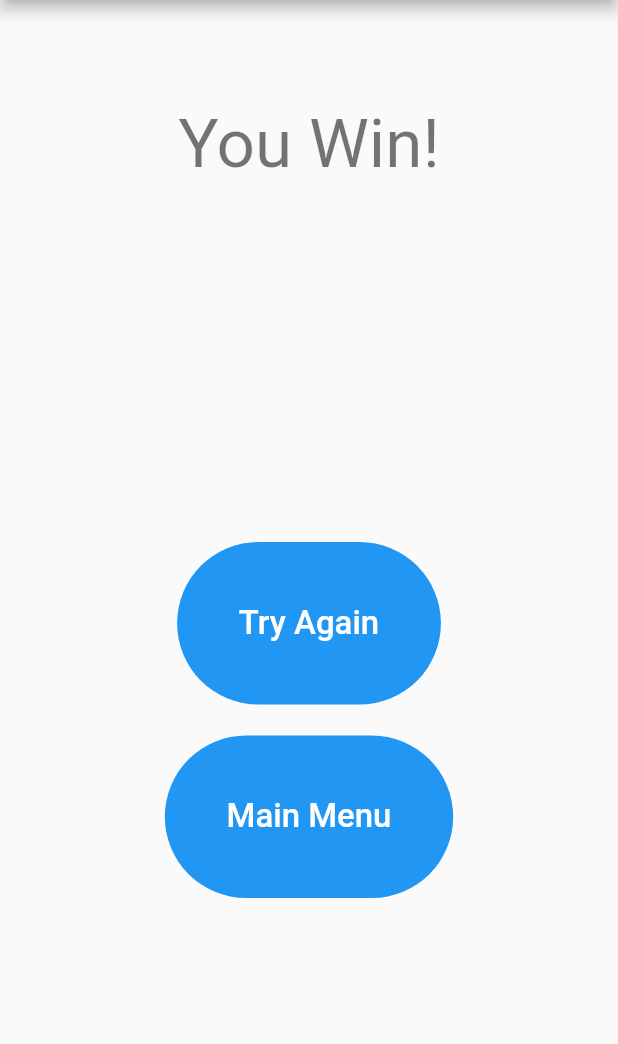
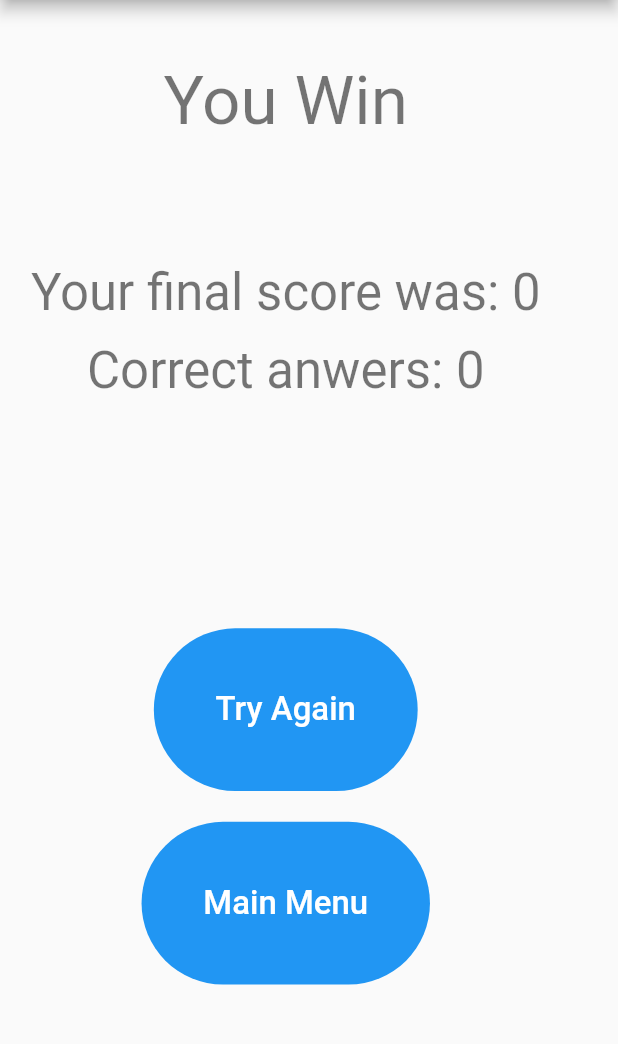
Before and after one commit to NYJvMuijlwijk/Hoffelijk_quiz_app, a Flutter app: the ScorePage screen opened directly, on a phone screen of 412 x 824 dp, the part 84-1128 px from its top. Run offline on Flutter 3.47's test engine with Material 2 defaults, Android fonts, the phone set to English and light mode, and no system bars; our stand-ins replace bloc, equatable, flutter_bloc, sizer.

Commit message:
now displays score using score cubit, refactoring

```diff
--- a/lib/views/score_page.dart
+++ b/lib/views/score_page.dart
@@ -1,6 +1,7 @@
 import 'package:flutter/material.dart';
 import 'package:hoffelijk_quiz_app/logic/qubits/navigation/navigation_cubit.dart';
 import 'package:hoffelijk_quiz_app/logic/qubits/quiz/quiz_cubit.dart';
+import 'package:hoffelijk_quiz_app/logic/qubits/score/score_cubit.dart';
 import 'package:provider/src/provider.dart';
 import 'package:sizer/sizer.dart';
 
@@ -13,8 +14,15 @@ class ScorePage extends StatelessWidget {
 
   @override
   Widget build(BuildContext context) {
-    QuizCubit quizCubit = context.read<QuizCubit>();
-    NavigationCubit navigationQubit = context.read<NavigationCubit>();
+    final quizCubit = context.read<QuizCubit>();
+    final theme = Theme.of(context);
+    final buttonStyle = TextButton.styleFrom(
+      backgroundColor: Colors.blue,
+      padding: EdgeInsets.all(10.w),
+      primary: Colors.white,
+      onSurface: Colors.grey[800],
+      shape: RoundedRectangleBorder(borderRadius: BorderRadius.circular(50.w)),
+    );
 
     return SafeArea(
       child: Scaffold(
@@ -22,18 +30,23 @@ class ScorePage extends StatelessWidget {
           title: Text("Hoffelijk Quiz"),
           centerTitle: true,
         ),
-        body: Column(
+        body: Padding(
+          padding: EdgeInsets.symmetric(horizontal: 5.w),
+          child: Column(
             children: [
-            Flexible(
-              child: Center(
-                child: Padding(
-                  padding: EdgeInsets.all(3.w),
-                  child: Text(
-                    quizCubit.state.noWrongAnswer ? "You Win!" : "You Lost.",
-                    style: Theme.of(context).textTheme.headline3,
+              Expanded(
+                flex: 2,
+                child: Column(
+                  mainAxisSize: MainAxisSize.max,
+                  mainAxisAlignment: MainAxisAlignment.spaceAround,
+                  children: [
+                    Text(
+                      quizCubit.state.noWrongAnswer ? "You Win" : "You Lose",
+                      style: theme.textTheme.headline3,
                       textAlign: TextAlign.center,
                     ),
-                ),
+                    _ScoreDisplay(),
+                  ],
                 ),
               ),
               Expanded(
@@ -41,39 +54,82 @@ class ScorePage extends StatelessWidget {
                 child: Column(
                   mainAxisAlignment: MainAxisAlignment.center,
                   children: [
-                  TextButton(
-                    style: TextButton.styleFrom(
-                        backgroundColor: Colors.blue,
-                        padding: EdgeInsets.all(10.w),
-                        primary: Colors.white,
-                        onSurface: Colors.grey[800],
-                        shape: RoundedRectangleBorder(borderRadius: BorderRadius.circular(50.w))),
-                    child: Text(
-                      "Try Again",
-                      style: TextStyle(fontSize: 16.sp),
-                    ),
-                    onPressed: () => quizCubit.StartQuiz(retry: true),
-                  ),
+                    _RetryButton(style: buttonStyle),
                     SizedBox(height: 5.w),
-                  TextButton(
-                    style: TextButton.styleFrom(
-                        backgroundColor: Colors.blue,
-                        padding: EdgeInsets.all(10.w),
-                        primary: Colors.white,
-                        onSurface: Colors.grey[800],
-                        shape: RoundedRectangleBorder(borderRadius: BorderRadius.circular(50.w))),
-                    child: Text(
-                      "Main Menu",
-                      style: TextStyle(fontSize: 16.sp),
-                    ),
-                    onPressed: navigationQubit.NavigateToStartPage,
-                  ),
+                    _MenuButton(style: buttonStyle),
                   ],
                 ),
               ),
             ],
           ),
         ),
+      ),
     );
   }
 }
+
+class _ScoreDisplay extends StatelessWidget {
+  const _ScoreDisplay({Key? key}) : super(key: key);
+
+  @override
+  Widget build(BuildContext context) {
+    final scoreCubit = context.read<ScoreCubit>();
+    final theme = Theme.of(context);
+
+    return Column(
+      children: [
+        Text(
+          "Your final score was: ${scoreCubit.state.score}",
+          style: theme.textTheme.headline4,
+          textAlign: TextAlign.center,
+        ),
+        SizedBox(height: 3.w),
+        Text(
+          "Correct anwers: ${scoreCubit.state.correctAnswers}",
+          style: theme.textTheme.headline4,
+          textAlign: TextAlign.center,
+        ),
+      ],
+    );
+  }
+}
+
+class _MenuButton extends StatelessWidget {
+  final ButtonStyle style;
+
+  const _MenuButton({Key? key, required this.style}) : super(key: key);
+
+  @override
+  Widget build(BuildContext context) {
+    final navigationQubit = context.read<NavigationCubit>();
+
+    return TextButton(
+      style: style,
+      child: Text(
+        "Main Menu",
+        style: TextStyle(fontSize: 16.sp),
+      ),
+      onPressed: navigationQubit.NavigateToStartPage,
+    );
+  }
+}
+
+class _RetryButton extends StatelessWidget {
+  final ButtonStyle style;
+
+  const _RetryButton({Key? key, required this.style}) : super(key: key);
+
+  @override
+  Widget build(BuildContext context) {
+    final quizCubit = context.read<QuizCubit>();
+
+    return TextButton(
+      style: style,
+      child: Text(
+        "Try Again",
+        style: TextStyle(fontSize: 16.sp),
+      ),
+      onPressed: () => quizCubit.StartQuiz(retry: true),
+    );
+  }
+}
```
Lines whose indentation alone changed are shown as unchanged.
